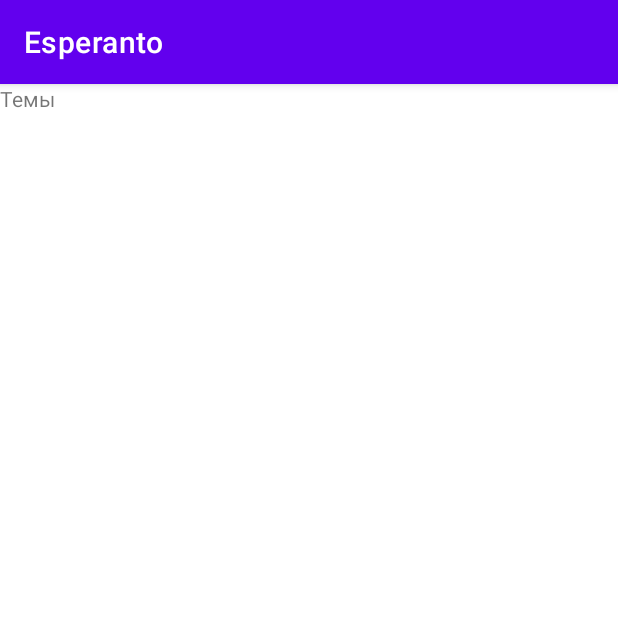
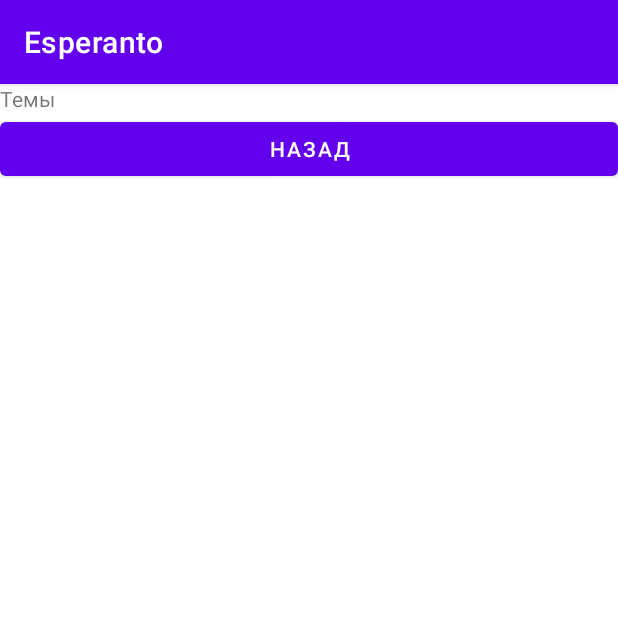
Before and after one commit to Klyushova/Esperanto, an Android app: the MainActivity screen opened directly, with no data from a screen before it, after a tap on "СЛОВА", on a phone screen of 412 x 824 dp, the top half of it. Run offline under Robolectric (Android 15) with nearby library versions, the phone set to English and light mode, and no system bars.

Commit message:
Next in ActivityMain

```diff
--- a/app/src/main/java/com/example/esperanto/MainActivity.java
+++ b/app/src/main/java/com/example/esperanto/MainActivity.java
@@ -18,9 +18,10 @@ public class MainActivity extends AppCompatActivity {
 
         binding.word.setOnClickListener(view ->
             startActivity(MenuWord.newInstance( this)));
+        binding.textAndritten.setOnClickListener(view ->
+                startActivity(Texti.newInstance( this)));
         binding.grammar.setOnClickListener(view ->
                 startActivity(Grammari.newInstance( this)));
-        binding.textAndritten.setOnClickListener(view -> startActivity(Texti.newInstance(this)));
     }
 
 }
--- a/app/src/main/java/com/example/esperanto/MenuWord.java
+++ b/app/src/main/java/com/example/esperanto/MenuWord.java
@@ -3,6 +3,8 @@ package com.example.esperanto;
 import android.content.Context;
 import android.content.Intent;
 import android.os.Bundle;
+import android.view.View;
+import android.widget.Button;
 
 import androidx.appcompat.app.AppCompatActivity;
 
@@ -18,6 +20,14 @@ public class MenuWord extends AppCompatActivity {
         super.onCreate(savedInstanceState);
         binding = MenuWordBinding.inflate(getLayoutInflater());
         setContentView(binding.getRoot());
-
+        Button nexti = (Button) findViewById(R.id.button);
+        nexti.setOnClickListener(new Button.OnClickListener() {
+            @Override
+            public void onClick (View v){
+                Intent intent = new Intent(getApplicationContext(), MainActivity.class);
+                startActivity(intent);
+                finish();
+            }
+        });
     }
     }
--- a/app/src/main/res/layout/menu_word.xml
+++ b/app/src/main/res/layout/menu_word.xml
@@ -9,11 +9,11 @@
         android:layout_height="wrap_content"
         android:gravity="top"
         android:text="Темы"/>
-    <LinearLayout
-        android:id="@+id/buttons"
-        android:gravity="bottom"
+    <Button
+        android:id="@+id/button"
         android:layout_width="match_parent"
-        android:layout_height="match_parent"
-        android:orientation="vertical"/>
+        android:layout_height="wrap_content"
+        android:orientation="vertical"
+        android:text="Назад" />
 
 </LinearLayout>
```
Also changed, not shown: app/src/main/java/com/example/esperanto/Grammari.java (+15 -6 lines), app/src/main/java/com/example/esperanto/Texti.java (+13 -2 lines).
